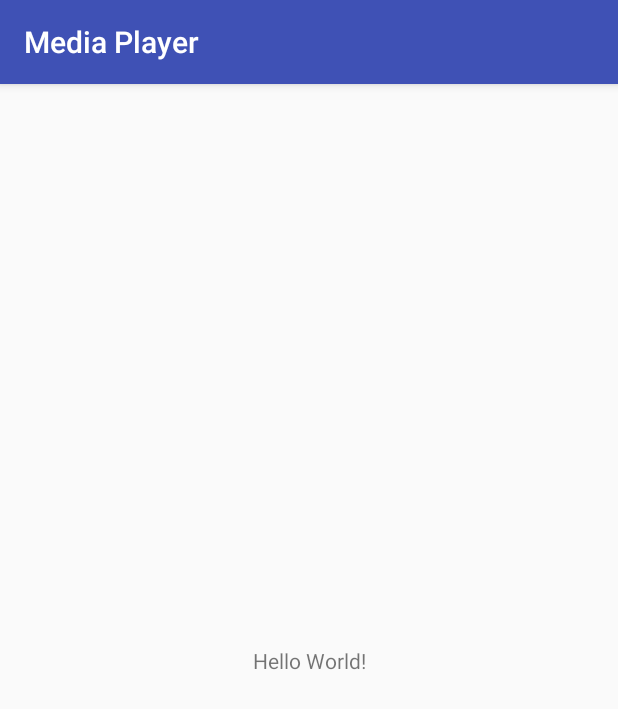
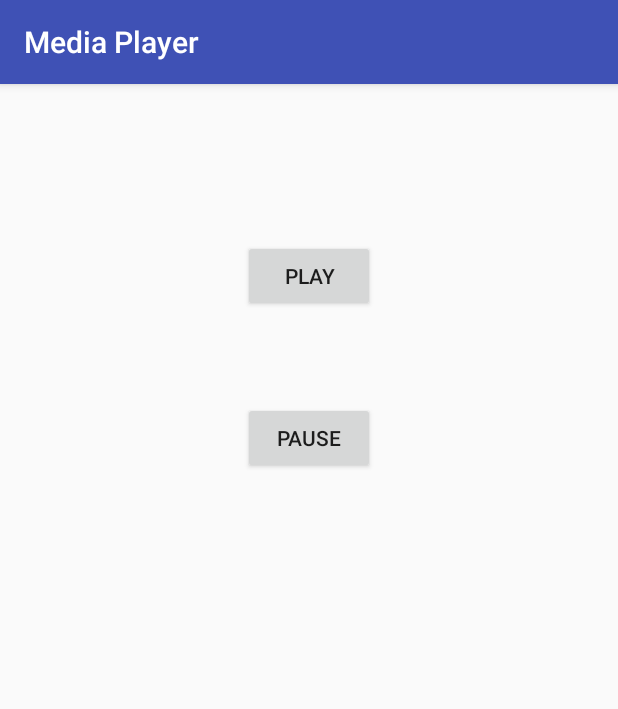
Before and after one commit to Divyanshuk/MediaPlayer, an Android app: the screen it shows after launch (MainActivity), on a phone screen of 412 x 824 dp. Shown: the top 709 px of the screen. Run offline under Robolectric (Android 15) with nearby library versions, the phone set to English and light mode, and no system bars.

Commit message:
added a song and play and pause functionality

```diff
--- a/app/src/main/AndroidManifest.xml
+++ b/app/src/main/AndroidManifest.xml
@@ -1,6 +1,9 @@
 <?xml version="1.0" encoding="utf-8"?>
 <manifest xmlns:android="http://schemas.android.com/apk/res/android"
     package="com.divyanshu.mediaplayer">
+
+
+    <uses-permission android:name="android.permission.WAKE_LOCK" />
 
     <application
         android:allowBackup="true"
--- a/app/src/main/java/com/divyanshu/mediaplayer/MainActivity.java
+++ b/app/src/main/java/com/divyanshu/mediaplayer/MainActivity.java
@@ -1,7 +1,10 @@
 package com.divyanshu.mediaplayer;
 
+import android.media.MediaPlayer;
 import android.support.v7.app.AppCompatActivity;
 import android.os.Bundle;
+import android.view.View;
+import android.widget.Button;
 
 public class MainActivity extends AppCompatActivity {
 
@@ -9,5 +12,30 @@ public class MainActivity extends AppCompatActivity {
     protected void onCreate(Bundle savedInstanceState) {
         super.onCreate(savedInstanceState);
         setContentView(R.layout.activity_main);
+
+        Button play = findViewById(R.id.play);
+        Button pause = findViewById(R.id.pause);
+
+        final MediaPlayer mediaPlayer = MediaPlayer.create(this, R.raw.sample);
+
+
+        play.setOnClickListener(new View.OnClickListener() {
+            @Override
+            public void onClick(View v) {
+
+                mediaPlayer.start(); // no need to call prepare(); create() does that for you
+            }
+        });
+
+        pause.setOnClickListener(new View.OnClickListener() {
+            @Override
+            public void onClick(View v) {
+                if(mediaPlayer.isPlaying()){
+                    mediaPlayer.pause();
+                } else {
+                    mediaPlayer.start();
+                }
+            }
+        });
     }
 }
--- a/app/src/main/res/layout/activity_main.xml
+++ b/app/src/main/res/layout/activity_main.xml
@@ -6,13 +6,34 @@
     android:layout_height="match_parent"
     tools:context=".MainActivity">
 
-    <TextView
+
+    <Button
+        android:id="@+id/play"
         android:layout_width="wrap_content"
         android:layout_height="wrap_content"
-        android:text="Hello World!"
+        android:layout_marginBottom="8dp"
+        android:layout_marginEnd="8dp"
+        android:layout_marginStart="8dp"
+        android:layout_marginTop="8dp"
+        android:text="Play"
         app:layout_constraintBottom_toBottomOf="parent"
-        app:layout_constraintLeft_toLeftOf="parent"
-        app:layout_constraintRight_toRightOf="parent"
-        app:layout_constraintTop_toTopOf="parent" />
+        app:layout_constraintEnd_toEndOf="parent"
+        app:layout_constraintStart_toStartOf="parent"
+        app:layout_constraintTop_toTopOf="parent"
+        app:layout_constraintVertical_bias="0.136" />
 
+    <Button
+        android:id="@+id/pause"
+        android:layout_width="wrap_content"
+        android:layout_height="wrap_content"
+        android:layout_marginBottom="8dp"
+        android:layout_marginEnd="8dp"
+        android:layout_marginStart="8dp"
+        android:layout_marginTop="8dp"
+        android:text="pause"
+        app:layout_constraintBottom_toBottomOf="parent"
+        app:layout_constraintEnd_toEndOf="parent"
+        app:layout_constraintStart_toStartOf="parent"
+        app:layout_constraintTop_toTopOf="parent"
+        app:layout_constraintVertical_bias="0.29" />
 </android.support.constraint.ConstraintLayout>
```
Also changed, not shown: 1 other file.
